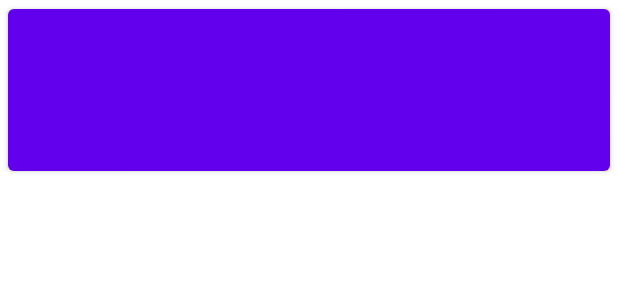
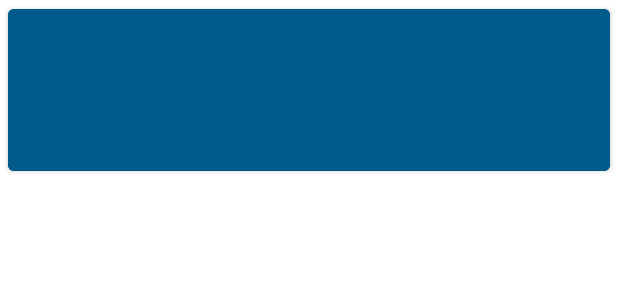
Before and after one commit to sunjoolee/theBigNerdRanch_BeatBox, an Android app: the layout list_item_sound.xml on its own in the app's theme, with its tools: preview values and no code run, on a phone screen of 412 x 824 dp. Shown: the top 300 px of the screen. Run offline under Robolectric (Android 15) with nearby library versions, the phone set to English and light mode, and no system bars.

Commit message:
Ch21 스타일과 테마
스타일
스타일 상속

```diff
--- a/app/src/main/res/layout/list_item_sound.xml
+++ b/app/src/main/res/layout/list_item_sound.xml
@@ -7,6 +7,7 @@
             type="silbajuk.ch8.beatbox.SoundViewModel"/>
     </data>
 <Button
+    style="@style/BeatBoxButton.Strong"
     android:layout_width = "match_parent"
     android:layout_height="120dp"
     android:layout_marginStart="5dp"
--- /dev/null
+++ b/app/src/main/res/values/styles.xml
@@ -0,0 +1,15 @@
+<?xml version="1.0" encoding="utf-8"?>
+<resources>
+    <style name="BeatBoxButton">
+        <item name="android:backgroundTint">@color/dark_blue</item>
+        <item name="android:textColor">@color/black</item>
+    </style>
+
+    <style name="BeatBoxButton.Strong">
+        <item name="android:textStyle">bold</item>
+    </style>
+
+<!--    <style name="StrongBeatBoxButton" parent = "@style/BeatBoxButton">-->
+<!--        <item name="android:textStyle">bold</item>-->
+<!--    </style>-->
+</resources>
```
